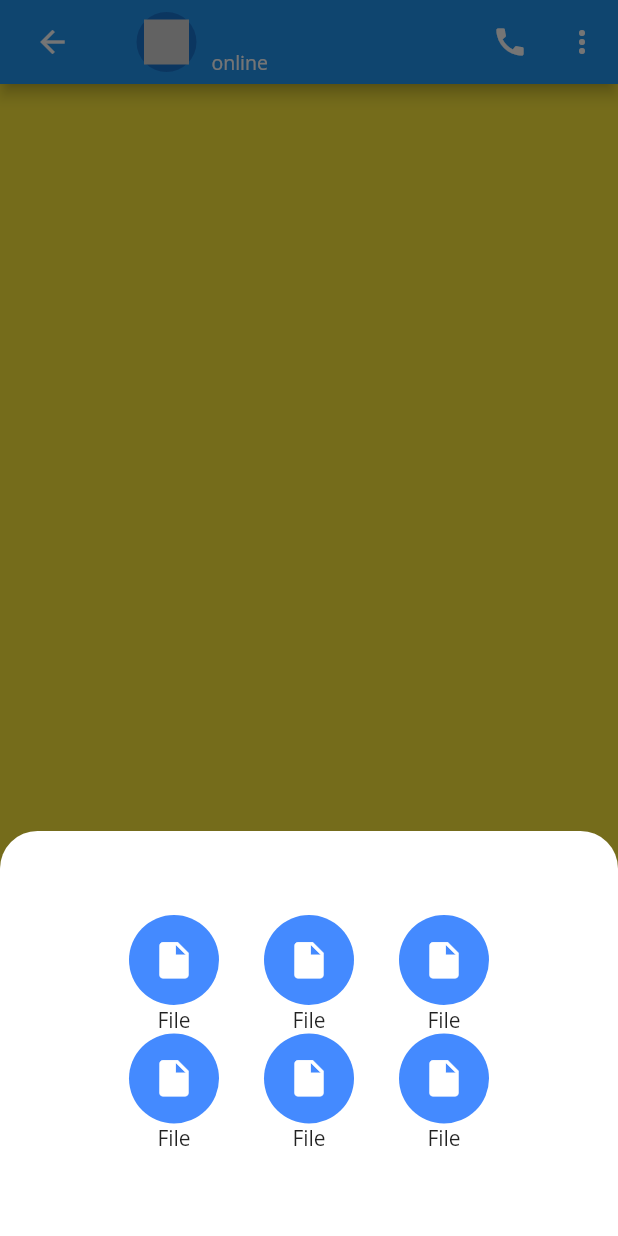
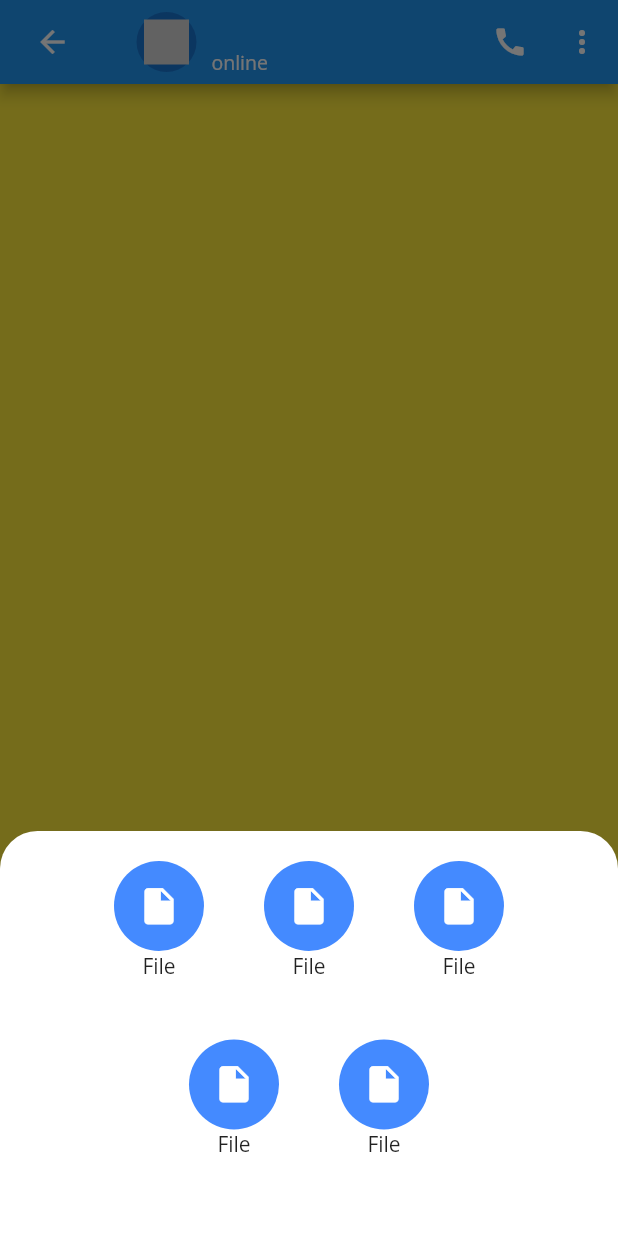
Before and after one commit to EhMaNa/chat_application, a Flutter app: the ChatPage screen opened directly with empty values, item 2 of the bottom bar chosen, on a phone screen of 412 x 824 dp. Run offline on Flutter 3.47's test engine with Material 2 defaults, Android fonts, the phone set to English and light mode, and no system bars; our stand-ins replace flutter_svg.

Commit message:
building attach file functionality

```diff
--- a/lib/screens/chatPage.dart
+++ b/lib/screens/chatPage.dart
@@ -56,30 +56,32 @@ class _ChatPageState extends State<ChatPage> {
             topRight: Radius.circular(25),
           )
         ),
+      child: Padding(
+        padding: const EdgeInsets.symmetric(horizontal: 20, vertical: 20),
         child: Column(
-        mainAxisAlignment: MainAxisAlignment.center,
+          //mainAxisAlignment: MainAxisAlignment.center,
           children: [
             Row(
               mainAxisAlignment: MainAxisAlignment.center,
               children: [
                 attachFileIcons(Icons.insert_drive_file, Colors.blueAccent, "File"),
-              SizedBox(width: 30,),
+                SizedBox(width: 40,),
                 attachFileIcons(Icons.insert_drive_file, Colors.blueAccent, "File"),
-              SizedBox(width: 30,),
+                SizedBox(width: 40,),
                 attachFileIcons(Icons.insert_drive_file, Colors.blueAccent, "File"),
               ],
             ),
+            SizedBox(height: 40,),
             Row(
               mainAxisAlignment: MainAxisAlignment.center,
               children: [
                 attachFileIcons(Icons.insert_drive_file, Colors.blueAccent, "File"),
-              SizedBox(width: 30,),
-              attachFileIcons(Icons.insert_drive_file, Colors.blueAccent, "File"),
-              SizedBox(width: 30,),
+                SizedBox(width: 40,),
                 attachFileIcons(Icons.insert_drive_file, Colors.blueAccent, "File"),
               ],
             ),
           ],
+        ),
       ),
       );
   }
```
Lines whose indentation alone changed are shown as unchanged.
